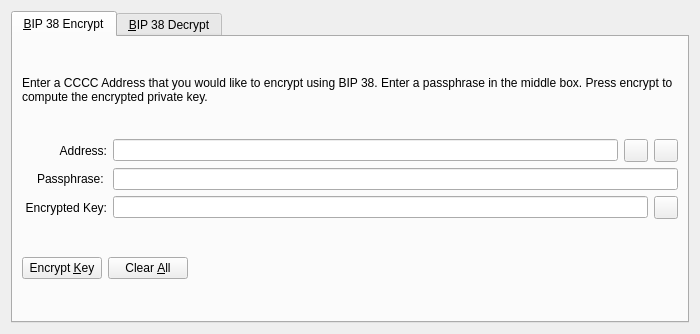
This is src/qt/forms/bip38tooldialog.ui in jonspock/tessa as Qt 5 draws it before an edit. The edited form follows.
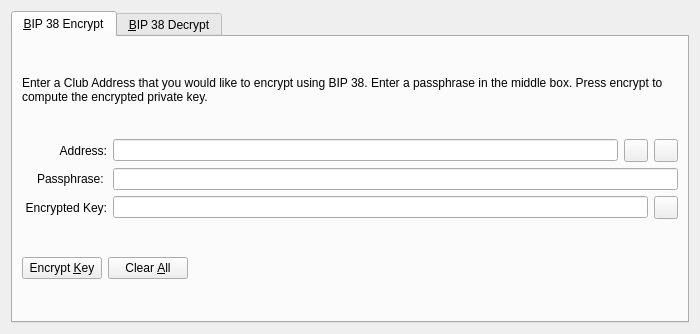
This is the edited form. The open tabs and pages were chosen to show the change. Icons and pictures are not drawn. Custom widgets are drawn as their Qt base class.

Commit message: renaming to club

Patch:
```diff
--- a/src/qt/forms/bip38tooldialog.ui
+++ b/src/qt/forms/bip38tooldialog.ui
@@ -30,7 +30,7 @@
        <item>
         <widget class="QLabel" name="infoLabel_ENC">
          <property name="text">
-          <string>Enter a CCCC Address that you would like to encrypt using BIP 38. Enter a passphrase in the middle box. Press encrypt to compute the encrypted private key.</string>
+          <string>Enter a Club Address that you would like to encrypt using BIP 38. Enter a passphrase in the middle box. Press encrypt to compute the encrypted private key.</string>
          </property>
          <property name="textFormat">
           <enum>Qt::PlainText</enum>
```
Left out of the diff: 4 changed lines with no effect on the pictures. The commit also changes 174 other files.
